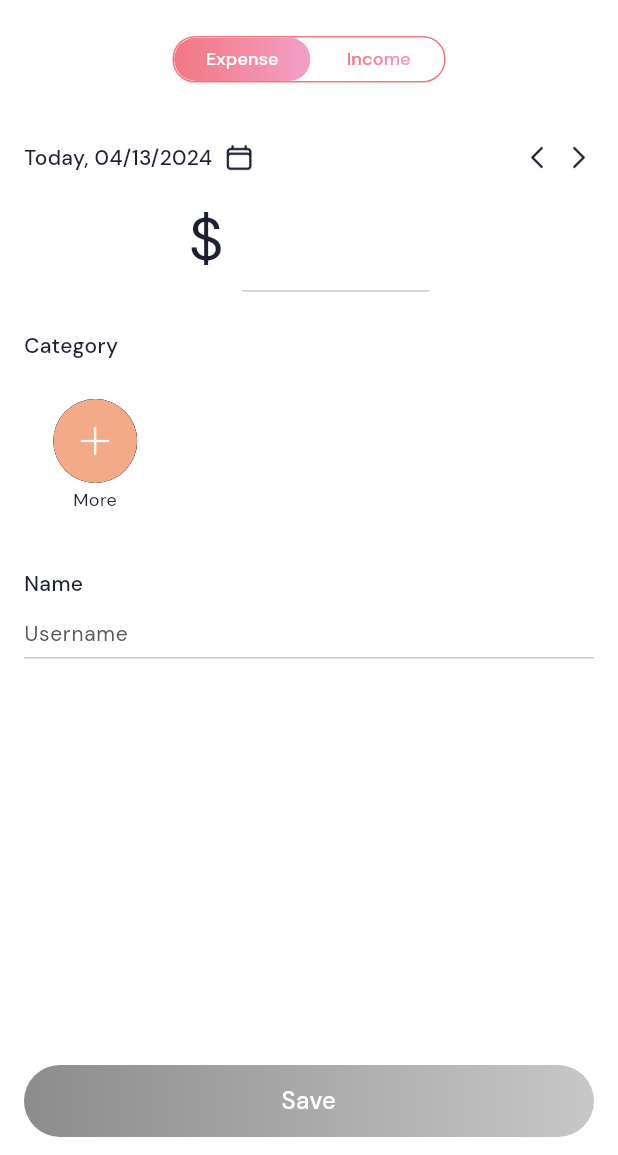
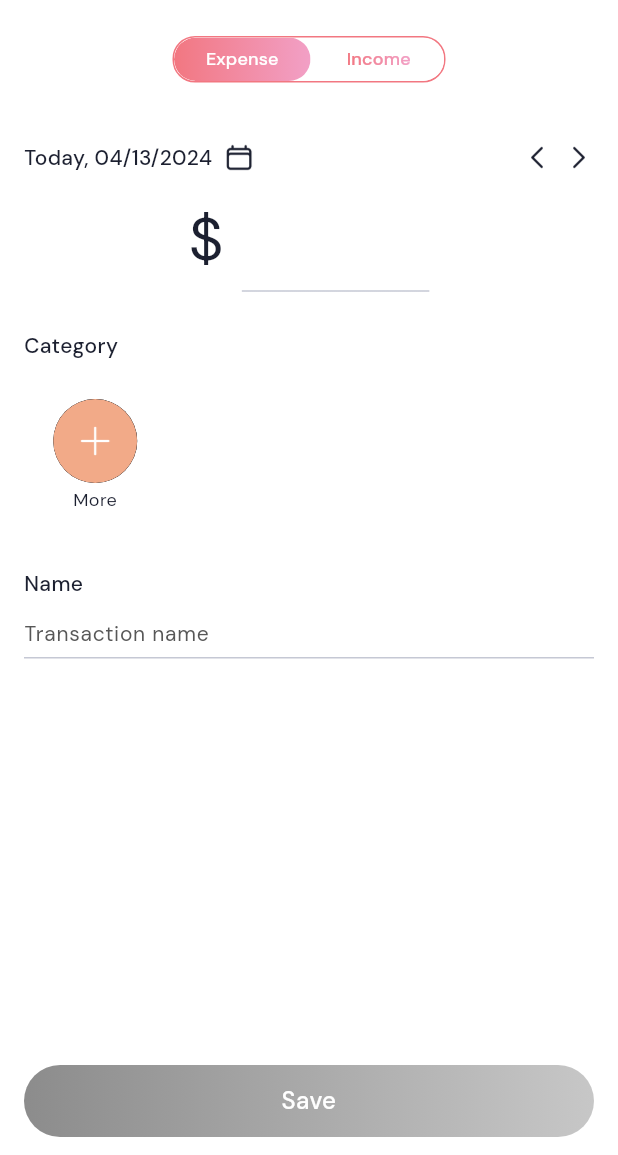
Before and after one commit to L2T-Team/Pocketbook, a Flutter app: the AddEditTransactionView screen opened by its route, on a phone screen of 412 x 824 dp, the part 81-1236 px from its top. Run offline on Flutter 3.47's test engine with Material 3 defaults, Android fonts, the phone set to English and light mode, and no system bars; drawn by our look-alikes of simple_gradient_text; our stand-ins replace cached_network_image, cloud_firestore, connectivity_plus, dartz, dio, easy_debounce and 12 more; missing offline and left inert: tap_debouncer; accounts and stored records are empty.

Commit message:
3) Place Holder to Transaction Name

```diff
--- a/lib/language/en.dart
+++ b/lib/language/en.dart
@@ -37,6 +37,7 @@ class EnglishLanguage {
       LanguageKey.editTransaction: 'Edit transaction',
       LanguageKey.addNewTransaction: 'Add new transaction',
       LanguageKey.more: 'More',
+      LanguageKey.transactionName: 'Transaction name',
 
       // Report
       LanguageKey.day: 'Day',
--- a/lib/language/language.dart
+++ b/lib/language/language.dart
@@ -37,6 +37,7 @@ class LanguageKey {
   static const editTransaction = 'edit_transaction';
   static const addNewTransaction = 'add_new_transaction';
   static const more = 'more';
+  static const transactionName = 'transaction_name';
 
   // Report
   static const day = 'day';
--- a/lib/views/home/add_edit_transaction/add_edit_transaction_view.dart
+++ b/lib/views/home/add_edit_transaction/add_edit_transaction_view.dart
@@ -122,7 +122,7 @@ class AddEditTransactionView extends GetWidget<AddEditTransactionController> {
                             titleLabel: LanguageKey.name.tr,
                             focusNode: controller.focusNodeName,
                             controller: controller.controllerName,
-                            hintText: LanguageKey.username.tr,
+                            hintText: LanguageKey.transactionName.tr,
                             onChange: (String text) {
                               controller.validateButtonAction();
                             },
```
